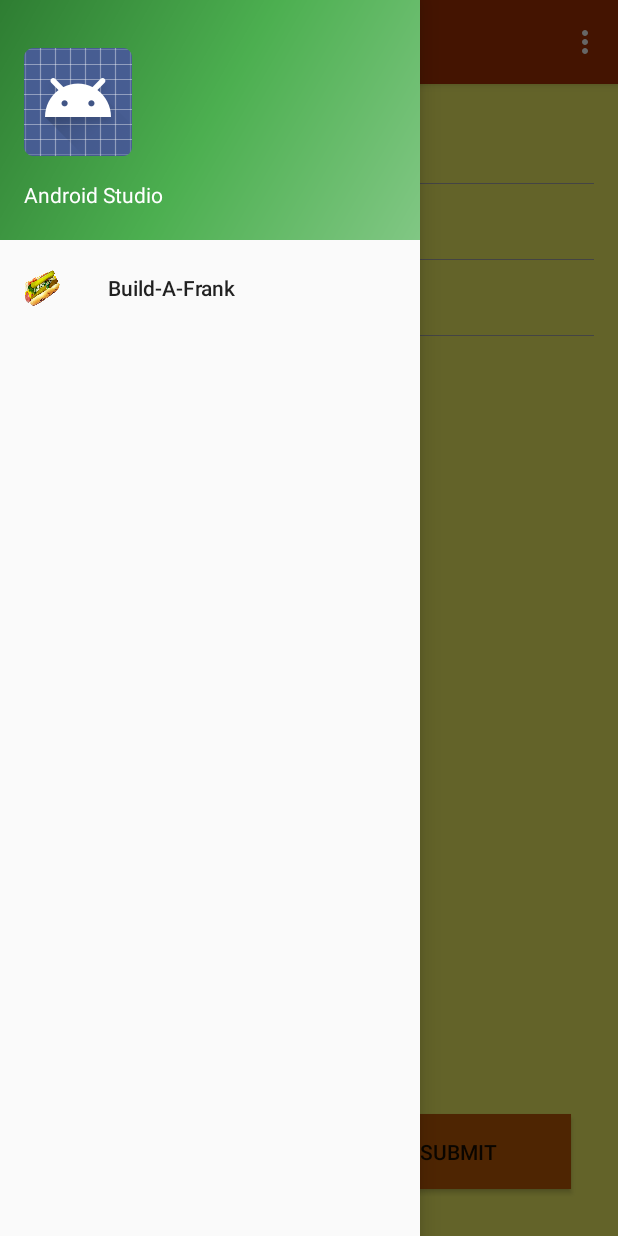
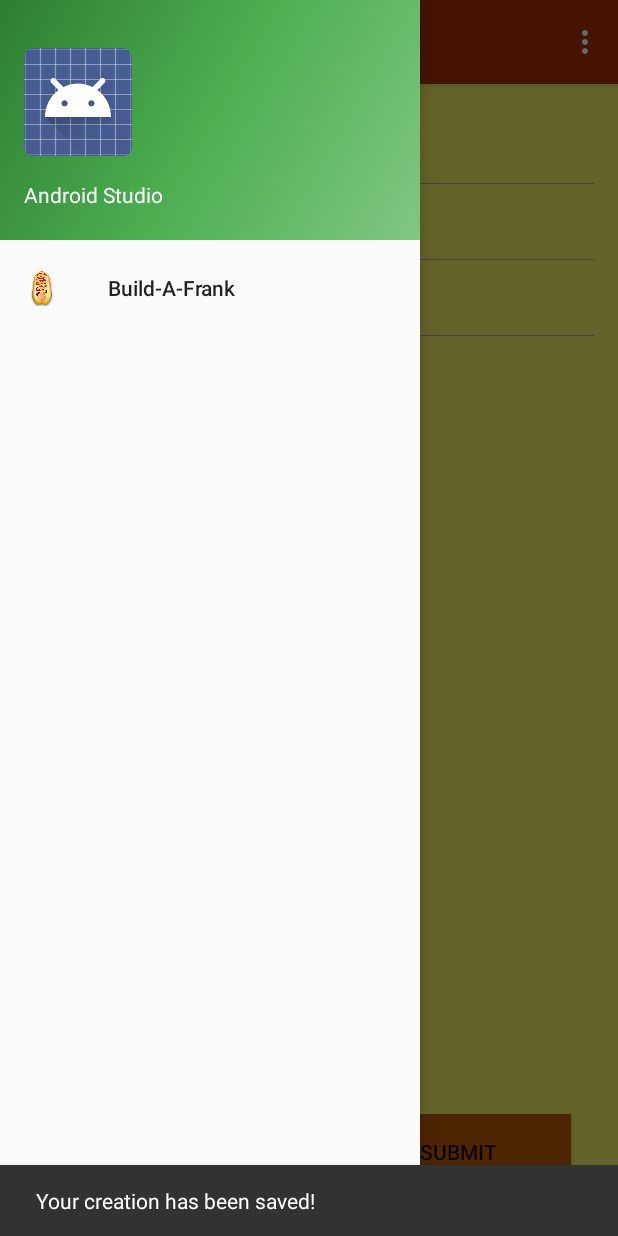
Before and after one commit to RyanPatrick26/FrankNSteins-Public, an Android app: the fragment BuildAFrankFragment placed in its activity, after a tap on "Open navigation drawer", on a phone screen of 412 x 824 dp. Run offline under Robolectric (Android 15) with nearby library versions, the phone set to English and light mode, and no system bars; 1 other tap on this screen came first.

Commit message:
Gave functionality to the submit button in the build a frank feature and changed the icon for the build-a-frank feature and the app(made sure the image is free use)

```diff
--- a/app/src/main/java/com/example/install/franknsteins/BuildAFrankFragment.java
+++ b/app/src/main/java/com/example/install/franknsteins/BuildAFrankFragment.java
@@ -1,11 +1,13 @@
 package com.example.install.franknsteins;
 
 import android.os.Bundle;
+import android.support.design.widget.Snackbar;
 import android.support.v4.app.Fragment;
 import android.view.LayoutInflater;
 import android.view.View;
 import android.view.ViewGroup;
 import android.widget.BaseExpandableListAdapter;
+import android.widget.Button;
 import android.widget.CheckBox;
 import android.widget.CompoundButton;
 import android.widget.ExpandableListView;
@@ -66,10 +68,21 @@ public class BuildAFrankFragment extends Fragment {
         // Inflate the layout for this fragment
         View view = inflater.inflate(R.layout.fragment_build_afrank, container, false);
         meatTextView = (TextView)view.findViewById(R.id.meat_text_view);
+        meatTextView.setText(null);
         toppingTextView = (TextView)view.findViewById(R.id.topping_text_view);
         //create the expandable list view and assign it a custom built adapter
         ExpandableListView listView = (ExpandableListView)view.findViewById(R.id.build_menu);
         listView.setAdapter(new CustomListAdapter());
+
+        Button submitButton = (Button)view.findViewById(R.id.submit_creation_button);
+        submitButton.setOnClickListener(new View.OnClickListener() {
+            @Override
+            public void onClick(View v) {
+                Snackbar snackbar = Snackbar.make(getActivity().findViewById(android.R.id.content),
+                        "Your creation has been saved!", Snackbar.LENGTH_SHORT);
+                snackbar.show();
+            }
+        });
 
         return view;
     }
@@ -141,6 +154,7 @@ public class BuildAFrankFragment extends Fragment {
                 final RadioButton chickenButton = (RadioButton) convertView.findViewById(R.id.chicken_radio_button);
 
                 //Create event handler for selecting and deselecting the different radio buttons
+                //Adds the String Value of the Checked Radio Button to the Meat Text View
                 group.setOnCheckedChangeListener(new RadioGroup.OnCheckedChangeListener() {
                     @Override
                     public void onCheckedChanged(RadioGroup group, int checkedId) {
@@ -169,6 +183,8 @@ public class BuildAFrankFragment extends Fragment {
                 final CheckBox checkBox = (CheckBox)convertView.findViewById(R.id.topping_box);
                 checkBox.setText(getChild(i, j).toString());
 
+                //create event handler for selecting and deselecting the different checkboxes
+                //adds the string value of the checkbox to the Toppings Text View
                 checkBox.setOnCheckedChangeListener(new CompoundButton.OnCheckedChangeListener() {
                     @Override
                     public void onCheckedChanged(CompoundButton buttonView, boolean isChecked) {
--- a/app/src/main/res/menu/activity_main_drawer.xml
+++ b/app/src/main/res/menu/activity_main_drawer.xml
@@ -4,7 +4,7 @@
     <group android:checkableBehavior="single">
         <item
             android:id="@+id/nav_build_a_frank"
-            android:icon="@drawable/chicago_dog"
+            android:icon="@drawable/hot_dog_icon"
             android:title="Build-A-Frank" />
 
     </group>
```
Also changed, not shown: app/src/main/ic_launcher-web.png, app/src/main/res/drawable/arrow_down.gif (deleted), app/src/main/res/drawable/arrow_up.gif (deleted), app/src/main/res/drawable/chicago_dog.png (deleted), app/src/main/res/drawable/hot_dog_icon.png (added), app/src/main/res/mipmap-hdpi/ic_launcher.png, app/src/main/res/mipmap-mdpi/ic_launcher.png, app/src/main/res/mipmap-xhdpi/ic_launcher.png, app/src/main/res/mipmap-xxhdpi/ic_launcher.png, app/src/main/res/mipmap-xxxhdpi/ic_launcher.png.
